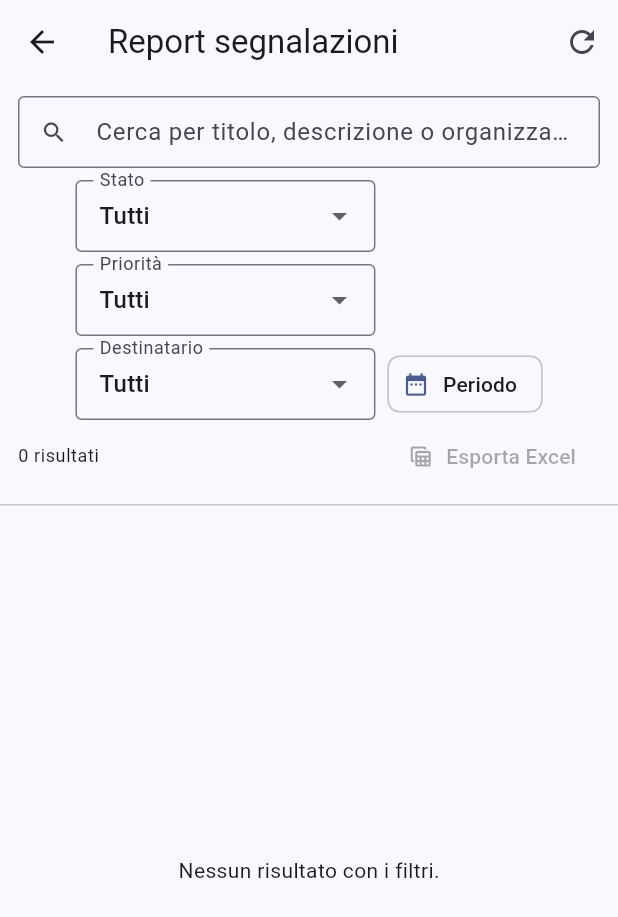
After one commit to Ivan-Gismondi98/SmartERP, a Flutter app: the TicketReportPage screen opened directly, on a phone screen of 412 x 824 dp. The commit adds this screen. Shown: the top 917 px of the screen. Run offline on Flutter 3.47's test engine with Material 3 defaults, Android fonts, the phone set to English and light mode, and no system bars; our stand-ins replace file_picker, flutter_riverpod, go_router, pdf, printing, supabase_flutter; missing offline and left inert: file_saver; accounts and stored records are empty.

Commit message:
Modifiche stato delel segnalazioni

```diff
--- a/app/lib/features/tickets/domain/ticket.dart
+++ b/app/lib/features/tickets/domain/ticket.dart
@@ -87,7 +87,12 @@ const kTicketStatuses = <String, String>{
   'in_progress': 'In lavorazione',
   'resolved': 'Risolto',
   'closed': 'Chiuso',
+  'cancelled': 'Abbandonata',
 };
+
+/// Stati "attivi": le segnalazioni mostrate nella lista principale.
+/// Risolte/chiuse/abbandonate si vedono solo nella sezione Report.
+const kTicketActiveStatuses = <String>{'open', 'in_progress'};
 
 String ticketStatusLabel(String s) => kTicketStatuses[s] ?? s;
 String ticketTargetLabel(String t) =>
--- /dev/null
+++ b/app/lib/features/tickets/presentation/ticket_report_page.dart
@@ -0,0 +1,283 @@
+// ============================================================
+//  SMARTERP · ticket_report_page.dart — Report segnalazioni con filtri.
+//  È l'unico punto da cui consultare le segnalazioni in QUALSIASI stato
+//  (aperte, in lavorazione, risolte, chiuse, abbandonate).
+// ============================================================
+import 'dart:typed_data';
+
+import 'package:file_saver/file_saver.dart';
+import 'package:flutter/material.dart';
+import 'package:flutter_riverpod/flutter_riverpod.dart';
+import 'package:intl/intl.dart';
+
+import '../../../core/format.dart';
+import '../../../core/xlsx.dart';
+import '../data/tickets_repository.dart';
+import '../domain/ticket.dart';
+import 'ticket_thread_page.dart';
+
+const _priorities = <String, String>{
+  'low': 'Bassa',
+  'medium': 'Media',
+  'high': 'Alta',
+};
+
+class TicketReportPage extends ConsumerStatefulWidget {
+  const TicketReportPage({super.key});
+
+  @override
+  ConsumerState<TicketReportPage> createState() => _TicketReportPageState();
+}
+
+class _TicketReportPageState extends ConsumerState<TicketReportPage> {
+  String _query = '';
+  String? _status; // null = tutti
+  String? _priority;
+  String? _target;
+  DateTime? _from;
+  DateTime? _to;
+
+  @override
+  Widget build(BuildContext context) {
+    final async = ref.watch(ticketsFutureProvider);
+
+    return Scaffold(
+      appBar: AppBar(
+        title: const Text('Report segnalazioni'),
+        actions: [
+          IconButton(
+            tooltip: 'Aggiorna',
+            icon: const Icon(Icons.refresh),
+            onPressed: () => ref.invalidate(ticketsFutureProvider),
+          ),
+        ],
+      ),
+      body: async.when(
+        loading: () => const Center(child: CircularProgressIndicator()),
+        error: (e, _) => Center(child: Text('Errore: $e')),
+        data: (all) {
+          final filtered = _apply(all);
+          return Column(
+            children: [
+              _filters(context),
+              Padding(
+                padding: const EdgeInsets.fromLTRB(12, 0, 12, 8),
+                child: Row(
+                  children: [
+                    Text('${filtered.length} risultati',
+                        style: Theme.of(context).textTheme.bodySmall),
+                    const Spacer(),
+                    TextButton.icon(
+                      onPressed: filtered.isEmpty
+                          ? null
+                          : () => _export(context, filtered),
+                      icon: const Icon(Icons.table_view_outlined, size: 18),
+                      label: const Text('Esporta Excel'),
+                    ),
+                  ],
+                ),
+              ),
+              const Divider(height: 1),
+              Expanded(
+                child: filtered.isEmpty
+                    ? const Center(child: Text('Nessun risultato con i filtri.'))
+                    : ListView.separated(
+                        itemCount: filtered.length,
+                        separatorBuilder: (_, __) => const Divider(height: 1),
+                        itemBuilder: (context, i) {
+                          final t = filtered[i];
+                          final when = DateFormat('dd/MM/yyyy HH:mm')
+                              .format(t.createdAt.toLocal());
+                          return ListTile(
+                            leading: _StatusDot(status: t.status),
+                            title: Text(t.title,
+                                maxLines: 2, overflow: TextOverflow.ellipsis),
+                            subtitle: Text(
+                                '${ticketStatusLabel(t.status)} · ${_priorities[t.priority] ?? t.priority}'
+                                ' · ${ticketTargetLabel(t.target)}'
+                                '${t.companyName != null ? ' · ${t.companyName}' : ''} · $when'),
+                            onTap: () => Navigator.of(context).push(
+                                MaterialPageRoute(
+                                    builder: (_) =>
+                                        TicketThreadPage(ticket: t))),
+                          );
+                        },
+                      ),
+              ),
+            ],
+          );
+        },
+      ),
+    );
+  }
+
+  List<Ticket> _apply(List<Ticket> all) {
+    final q = _query.trim().toLowerCase();
+    return all.where((t) {
+      if (_status != null && t.status != _status) return false;
+      if (_priority != null && t.priority != _priority) return false;
+      if (_target != null && t.target != _target) return false;
+      final d = DateTime(t.createdAt.year, t.createdAt.month, t.createdAt.day);
+      if (_from != null && d.isBefore(_from!)) return false;
+      if (_to != null && d.isAfter(_to!)) return false;
+      if (q.isNotEmpty) {
+        final hay =
+            '${t.title} ${t.description ?? ''} ${t.companyName ?? ''}'
+                .toLowerCase();
+        if (!hay.contains(q)) return false;
+      }
+      return true;
+    }).toList();
+  }
+
+  Widget _filters(BuildContext context) {
+    return Padding(
+      padding: const EdgeInsets.fromLTRB(12, 8, 12, 0),
+      child: Column(
+        children: [
+          TextField(
+            decoration: const InputDecoration(
+              prefixIcon: Icon(Icons.search),
+              hintText: 'Cerca per titolo, descrizione o organizzazione',
+              isDense: true,
+            ),
+            onChanged: (v) => setState(() => _query = v),
+          ),
+          const SizedBox(height: 8),
+          Wrap(
+            spacing: 8,
+            runSpacing: 8,
+            children: [
+              _drop('Stato', _status, kTicketStatuses,
+                  (v) => setState(() => _status = v)),
+              _drop('Priorità', _priority, _priorities,
+                  (v) => setState(() => _priority = v)),
+              _drop('Destinatario', _target, const {
+                'admin': 'Amministratore',
+                'developer': 'Sviluppatore',
+              }, (v) => setState(() => _target = v)),
+              ActionChip(
+                avatar: const Icon(Icons.date_range, size: 18),
+                label: Text(_from == null && _to == null
+                    ? 'Periodo'
+                    : '${_from != null ? Fmt.date(_from) : '…'} → ${_to != null ? Fmt.date(_to) : '…'}'),
+                onPressed: _pickRange,
+              ),
+              if (_status != null ||
+                  _priority != null ||
+                  _target != null ||
+                  _from != null ||
+                  _to != null ||
+                  _query.isNotEmpty)
+                ActionChip(
+                  avatar: const Icon(Icons.clear, size: 18),
+                  label: const Text('Azzera filtri'),
+                  onPressed: () => setState(() {
+                    _status = null;
+                    _priority = null;
+                    _target = null;
+                    _from = null;
+                    _to = null;
+                    _query = '';
+                  }),
+                ),
+            ],
+          ),
+        ],
+      ),
+    );
+  }
+
+  Widget _drop(String label, String? value, Map<String, String> options,
+      ValueChanged<String?> onChanged) {
+    return SizedBox(
+      width: 200,
+      child: DropdownButtonFormField<String?>(
+        initialValue: value,
+        isExpanded: true,
+        decoration: InputDecoration(labelText: label, isDense: true),
+        items: [
+          const DropdownMenuItem<String?>(value: null, child: Text('Tutti')),
+          for (final e in options.entries)
+            DropdownMenuItem<String?>(value: e.key, child: Text(e.value)),
+        ],
+        onChanged: onChanged,
+      ),
+    );
+  }
+
+  Future<void> _pickRange() async {
+    final now = DateTime.now();
+    final range = await showDateRangePicker(
+      context: context,
+      firstDate: DateTime(2020),
+      lastDate: DateTime(now.year + 1),
+      initialDateRange: (_from != null && _to != null)
+          ? DateTimeRange(start: _from!, end: _to!)
+          : null,
+    );
+    if (range != null) {
+      setState(() {
+        _from = DateTime(range.start.year, range.start.month, range.start.day);
+        _to = DateTime(range.end.year, range.end.month, range.end.day);
+      });
+    }
+  }
+
+  Future<void> _export(BuildContext context, List<Ticket> tickets) async {
+    final df = DateFormat('dd/MM/yyyy HH:mm');
+    final rows = tickets
+        .map((t) => [
+              df.format(t.createdAt.toLocal()),
+              t.companyName ?? '',
+              t.title,
+              ticketStatusLabel(t.status),
+              _priorities[t.priority] ?? t.priority,
+              ticketTargetLabel(t.target),
+            ])
+        .toList();
+    final bytes = XlsxBuilder.build(
+      headers: const [
+        'Data', 'Organizzazione', 'Titolo', 'Stato', 'Priorità', 'Destinatario'
+      ],
+      rows: rows,
+    );
+    try {
+      await FileSaver.instance.saveFile(
+        name: 'report_segnalazioni',
+        bytes: Uint8List.fromList(bytes),
+        ext: 'xlsx',
+        mimeType: MimeType.microsoftExcel,
+      );
+      if (context.mounted) {
+        ScaffoldMessenger.of(context)
+            .showSnackBar(const SnackBar(content: Text('Excel esportato.')));
+      }
+    } catch (e) {
+      if (context.mounted) {
+        ScaffoldMessenger.of(context)
+            .showSnackBar(SnackBar(content: Text('Errore export: $e')));
+      }
+    }
+  }
+}
+
+class _StatusDot extends StatelessWidget {
+  const _StatusDot({required this.status});
+  final String status;
+
+  @override
+  Widget build(BuildContext context) {
+    final color = switch (status) {
+      'in_progress' => Colors.blue,
+      'resolved' => Colors.green,
+      'closed' => Colors.grey,
+      'cancelled' => Colors.brown,
+      _ => Colors.orange,
+    };
+    return CircleAvatar(
+      backgroundColor: color.withValues(alpha: 0.15),
+      child: Icon(Icons.confirmation_number_outlined, color: color),
+    );
+  }
+}
```
Also changed, not shown: app/lib/features/developer/data/admin_repository.dart (+9 -1 lines), app/lib/features/developer/presentation/organizations_page.dart (+58 -1 lines), app/lib/features/tickets/presentation/tickets_page.dart (+21 -47 lines), .claude/settings.json, 1 other file.
